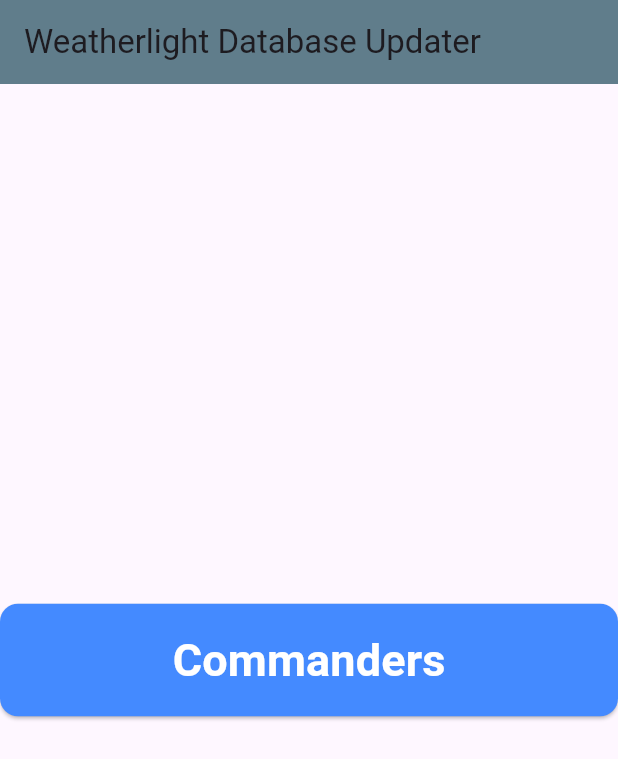
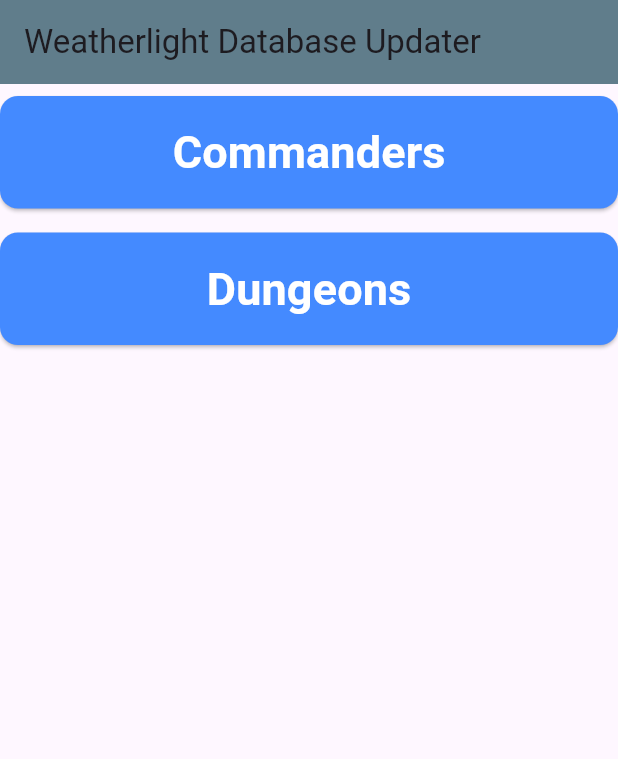
Before and after one commit to ViCTiM89/weatherlight_db_update, a Flutter app: the screen it shows after launch, on a phone screen of 412 x 824 dp. Shown: the top 759 px of the screen. Run offline on Flutter 3.47's test engine with Material 3 defaults, Android fonts, the phone set to English and light mode, and no system bars; missing offline and left inert: mongo_dart.

Commit message:
- added Keywords to search - search is now tokenized - added Dungeons with new Collections ToDo: -upsert even when db is dropped
-Keywords to look for: partner, partner with, friends forever, choose a Background, Doctor's companion, companion (set:iko),

```diff
--- a/lib/main.dart
+++ b/lib/main.dart
@@ -1,6 +1,6 @@
 import 'package:flutter/material.dart';
 
-import 'package:weatherlight_db_update/screen/home.dart';
+import 'package:weatherlight_db_update/screens/home.dart';
 
 void main() {
   runApp(const MyApp());
--- a/lib/screen/home.dart
+++ /dev/null
@@ -1,57 +0,0 @@
-import 'package:flutter/material.dart';
-
-import 'commanders_page.dart';
-
-class HomeScreen extends StatefulWidget {
-  const HomeScreen({super.key});
-
-  @override
-  State<HomeScreen> createState() => _HomeScreenState();
-}
-
-class _HomeScreenState extends State<HomeScreen> {
-
-  @override
-  void initState() {
-    super.initState();
-  }
-
-  @override
-  Widget build(BuildContext context) {
-    return Scaffold(
-      appBar: AppBar(
-        title: const Text('Weatherlight Database Updater'),
-        backgroundColor: Colors.blueGrey,
-      ),
-      body: Center(
-        child: Padding(
-          padding: const EdgeInsets.symmetric(vertical: 8.0),
-          child: SizedBox(
-            width: double.infinity,
-            child: ElevatedButton(
-              style: ElevatedButton.styleFrom(
-                foregroundColor: Colors.white,
-                backgroundColor: Colors.blueAccent,
-                padding: const EdgeInsets.symmetric(vertical: 16.0),
-                shape: RoundedRectangleBorder(
-                  borderRadius: BorderRadius.circular(12),
-                ),
-              ),
-              onPressed: () {
-                Navigator.of(context).push(
-                  MaterialPageRoute(
-                    builder: (context) => const CommanderScreen(),
-                  ),
-                );
-              },
-              child: const Text(
-                'Commanders',
-                style: TextStyle(fontWeight: FontWeight.bold, fontSize: 30),
-              ),
-            ),
-          ),
-        ),
-      ),
-    );
-  }
-}
--- a/lib/screen/commanders_page.dart
+++ b/lib/screens/commanders_page.dart
@@ -25,7 +25,7 @@ class _CommanderScreenState extends State<CommanderScreen> {
   void initState() {
     super.initState();
     fetchCards();
-    MongoService.init();
+    MongoService.init("Commanders");
   }
 
   @override
--- /dev/null
+++ b/lib/screens/home.dart
@@ -0,0 +1,91 @@
+import 'package:flutter/material.dart';
+
+import 'commanders_page.dart';
+import 'dungeons_page.dart';
+
+class HomeScreen extends StatefulWidget {
+  const HomeScreen({super.key});
+
+  @override
+  State<HomeScreen> createState() => _HomeScreenState();
+}
+
+class _HomeScreenState extends State<HomeScreen> {
+
+  @override
+  void initState() {
+    super.initState();
+  }
+
+  @override
+  Widget build(BuildContext context) {
+    return Scaffold(
+      appBar: AppBar(
+        title: const Text('Weatherlight Database Updater'),
+        backgroundColor: Colors.blueGrey,
+      ),
+      body: Center(
+        child: Column(
+          children: [
+            Padding(
+              padding: const EdgeInsets.symmetric(vertical: 8.0),
+              child: SizedBox(
+                width: double.infinity,
+                child: ElevatedButton(
+                  style: ElevatedButton.styleFrom(
+                    foregroundColor: Colors.white,
+                    backgroundColor: Colors.blueAccent,
+                    padding: const EdgeInsets.symmetric(vertical: 16.0),
+                    shape: RoundedRectangleBorder(
+                      borderRadius: BorderRadius.circular(12),
+                    ),
+                  ),
+                  onPressed: () {
+                    Navigator.of(context).push(
+                      MaterialPageRoute(
+                        builder: (context) => const CommanderScreen(),
+                      ),
+                    );
+                  },
+                  child: const Text(
+                    'Commanders',
+                    style: TextStyle(fontWeight: FontWeight.bold, fontSize: 30),
+                  ),
+                ),
+
+              ),
+            ),
+            Padding(
+              padding: const EdgeInsets.symmetric(vertical: 8.0),
+              child: SizedBox(
+                width: double.infinity,
+                child: ElevatedButton(
+                  style: ElevatedButton.styleFrom(
+                    foregroundColor: Colors.white,
+                    backgroundColor: Colors.blueAccent,
+                    padding: const EdgeInsets.symmetric(vertical: 16.0),
+                    shape: RoundedRectangleBorder(
+                      borderRadius: BorderRadius.circular(12),
+                    ),
+                  ),
+                  onPressed: () {
+                    Navigator.of(context).push(
+                      MaterialPageRoute(
+                        builder: (context) => const DungeonsScreen(),
+                      ),
+                    );
+                  },
+                  child: const Text(
+                    'Dungeons',
+                    style: TextStyle(fontWeight: FontWeight.bold, fontSize: 30),
+                  ),
+                ),
+
+              ),
+            ),
+          ],
+        ),
+      ),
+    );
+  }
+}
--- a/lib/services/commander_api.dart
+++ b/lib/services/commander_api.dart
@@ -17,6 +17,7 @@ class CardApi {
       'https://api.scryfall.com/cards/search?q=t%3Aplaneswalker+or+t%3Avehicle';
   static String urlAllCommanders =
       'https://api.scryfall.com/cards/search?q=(game%3Apaper)+(legal%3Acommander+or+banned%3Acommander)+((t%3Alegendary+t%3Acreature)+or+(t%3Abackground)+or+(t%3Aplaneswalker+o%3Acommander)+or+(t%3Avehicle+o%3Acommander))';
+  static String urlAlldungeons ='https://api.scryfall.com/cards/search?q=t%3Adungeon';
 
   // Method to fetch commanders with headers
   static Future<List<Commander>> getCommanders(String apiUrl) async {
--- a/lib/services/mongo_service.dart
+++ b/lib/services/mongo_service.dart
@@ -6,10 +6,10 @@ class MongoService {
   static late Db _db;
   static late DbCollection _commanderCollection;
 
-  static Future<void> init() async {
+  static Future<void> init(String collectionName) async {
     _db = await Db.create(apiKey);
     await _db.open();
-    _commanderCollection = _db.collection('commanders');
+    _commanderCollection = _db.collection(collectionName);
   }
 
   static Future<void> sendDataToMongoDB(List<Commander> commanders) async {
```
Also changed, not shown: lib/screens/dungeons_page.dart (added, +111 -0 lines), lib/utils/commander_search_delegate.dart (+16 -6 lines), lib/screens/commander_details.dart (renamed from lib/screen/commander_details.dart).
